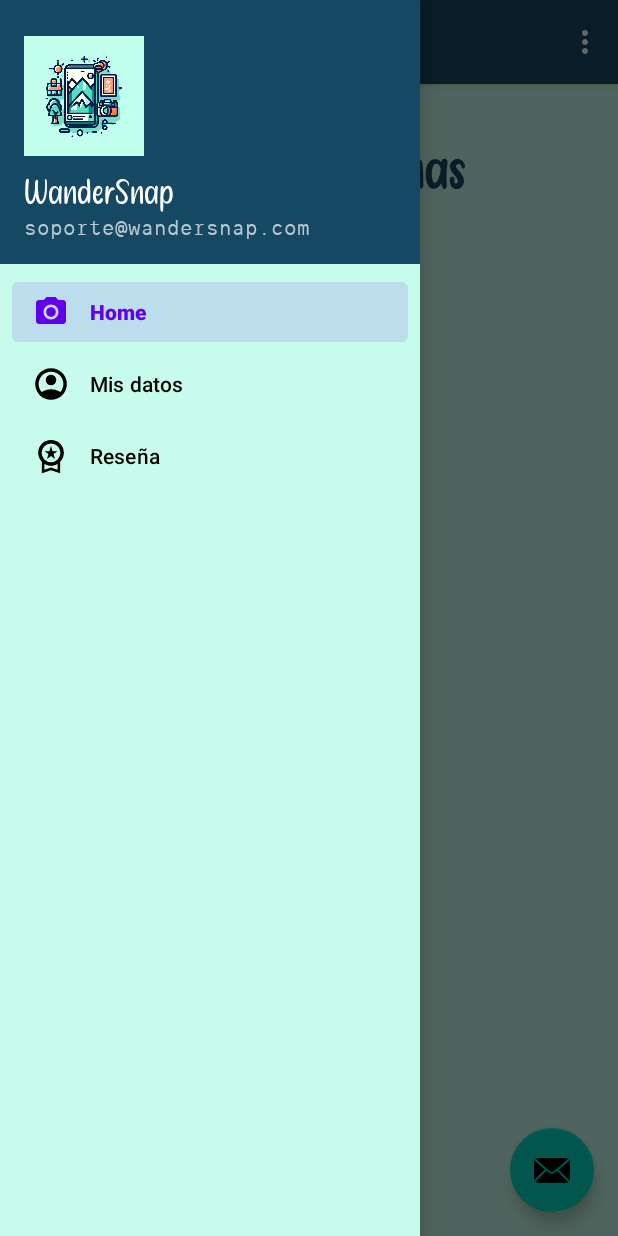
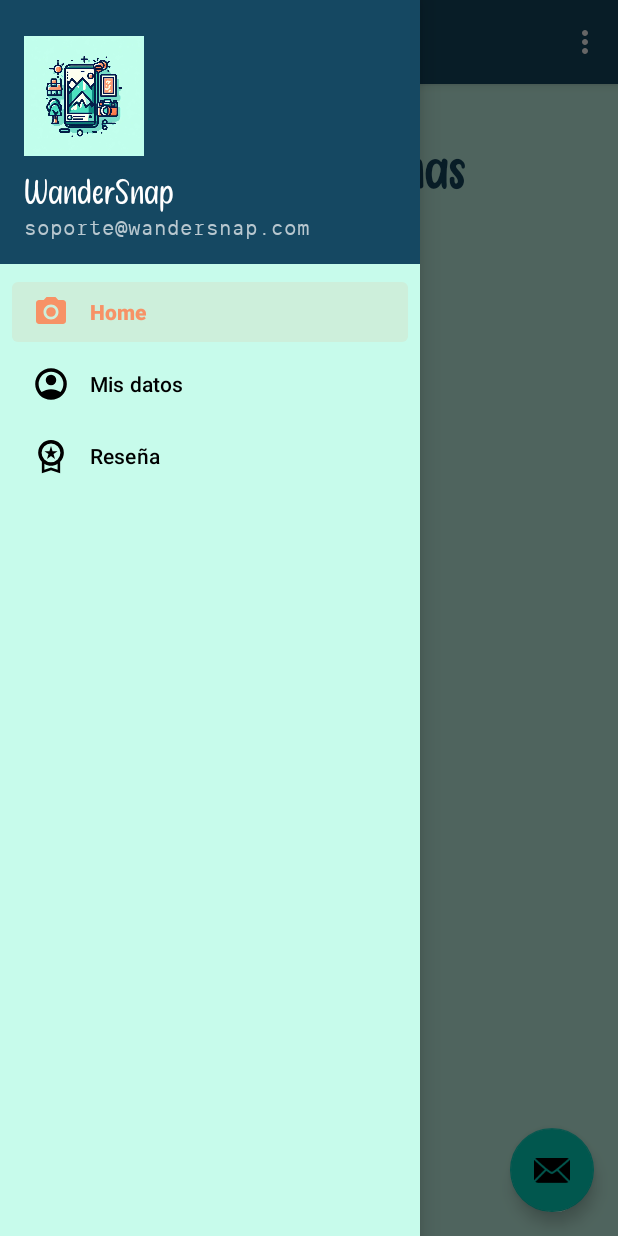
Before and after one commit to chc0/WanderSnap, an Android app: the screen it shows after launch once a user with an empty profile is signed in (MainActivity), with the side drawer open, on a phone screen of 412 x 824 dp. Run offline under Robolectric (Android 15) with nearby library versions, the light colour scheme and no system bars; our stand-ins replace Firebase (no records; nobody signed in at launch, a user with empty details on screens opened directly), navigation-ui.

Commit message:
Layout home

```diff
--- a/app/src/main/res/values/colors.xml
+++ b/app/src/main/res/values/colors.xml
@@ -1,7 +1,7 @@
 <?xml version="1.0" encoding="utf-8"?>
 <resources>
     <color name="purple_200">#FFBB86FC</color>
-    <color name="purple_500">#FF6200EE</color>
+    <color name="purple_500">#F79266</color>
     <color name="purple_700">#FF3700B3</color>
     <color name="teal_200">#FF03DAC5</color>
     <color name="teal_700">#FF018786</color>
```
